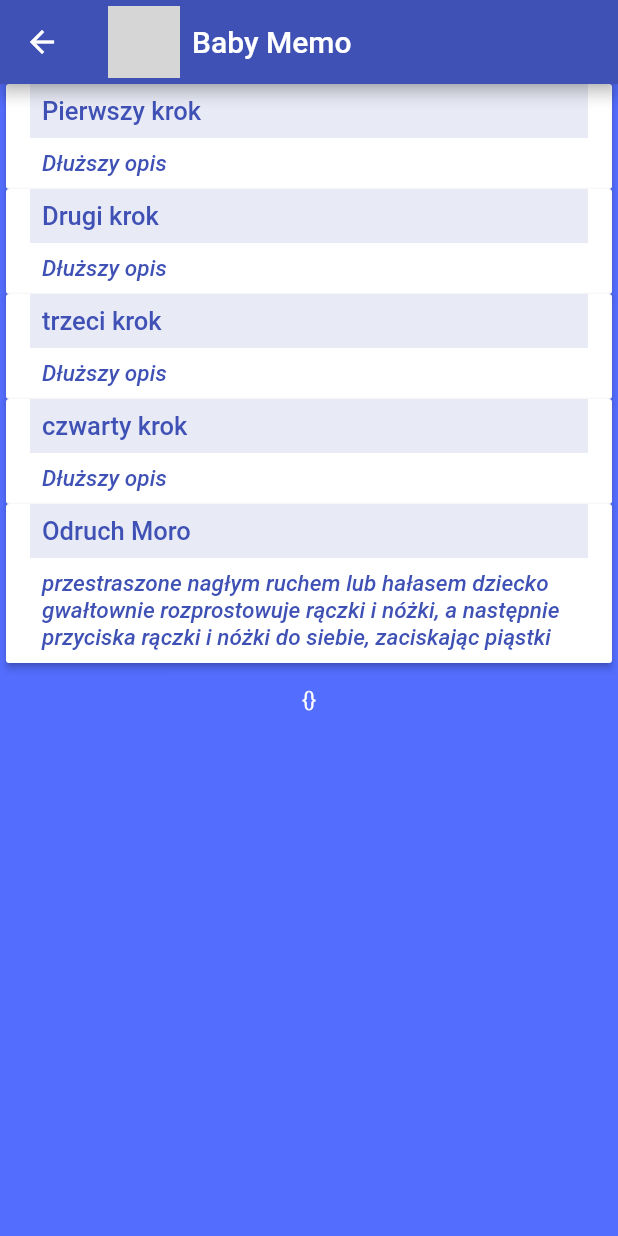
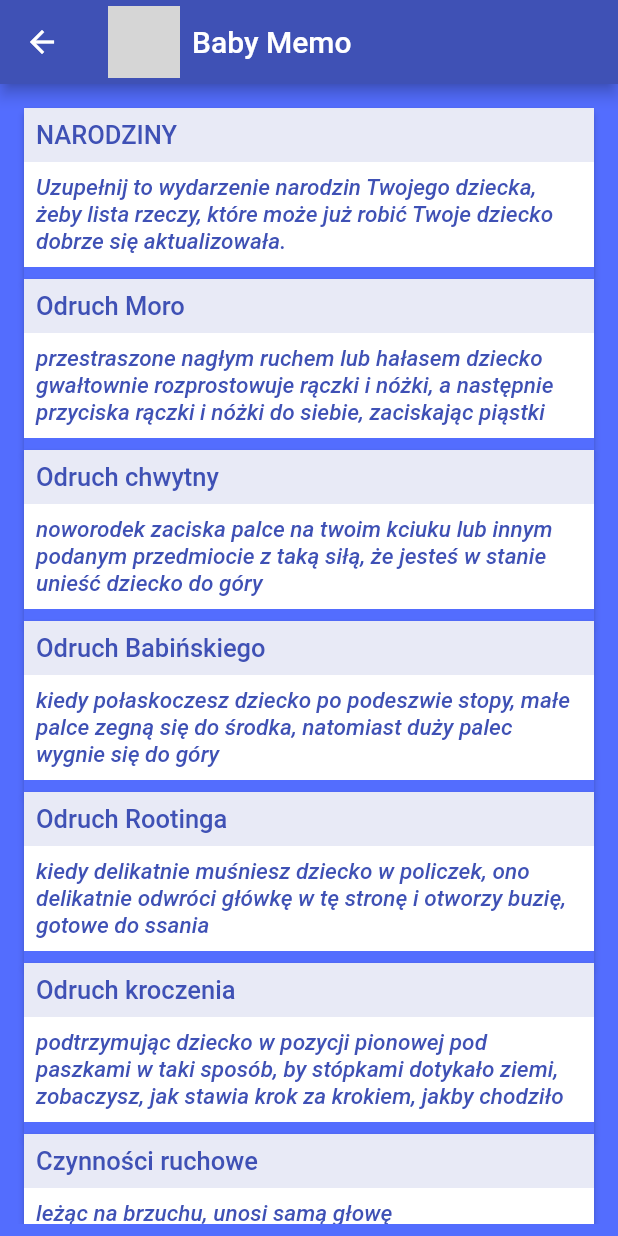
Before and after one commit to egi-megi/BabyMemo, a Flutter app: the ChalangesListPage screen opened directly, on a phone screen of 412 x 824 dp. Run offline on Flutter 3.47's test engine with Material 2 defaults, Android fonts, the light colour scheme and no system bars; our stand-ins replace cached_network_image, flutter_svg, fluttertoast, google_sign_in, image_picker, table_calendar; missing offline and left inert: date_utils, googleapis, kalendar, semaphore; project files that could hold a hidden picture were left out; grey boxes are pictures that could not be loaded.

Commit message:
Design of page with challenges list

```diff
--- a/assets/chalanges.json
+++ b/assets/chalanges.json
@@ -1,4 +1,11 @@
-[{
+[
+  {
+    "id": "1",
+    "text": "NARODZINY",
+    "expected_month" : 0,
+    "longer_description" : "Uzupełnij to wydarzenie narodzin Twojego dziecka, żeby lista rzeczy, które może już robić Twoje dziecko dobrze się aktualizowała."
+  },
+  {
   "id": "1a",
   "text": "Pierwszy krok",
   "expected_month" : 2,
@@ -28,9 +35,41 @@
   {
     "id": "1e",
     "text": "Odruch Moro",
-    "expected_month" : 4,
+    "expected_month" : 1,
     "longer_description" : "przestraszone nagłym ruchem lub hałasem dziecko gwałtownie rozprostowuje rączki i nóżki, a następnie przyciska rączki i nóżki do siebie, zaciskając piąstki"
+  },
+
+
+  {
+    "id": "1f",
+    "text": "Odruch chwytny",
+    "expected_month" : 1,
+    "longer_description" : "noworodek zaciska palce na twoim kciuku lub innym podanym przedmiocie z taką siłą, że jesteś w stanie unieść dziecko do góry"
+  },
+
+  {
+    "id": "1g",
+    "text": "Odruch Babińskiego",
+    "expected_month" : 1,
+    "longer_description" : "kiedy połaskoczesz dziecko po podeszwie stopy, małe palce zegną się do środka, natomiast duży palec wygnie się do góry"
+  },
+  {
+    "id": "1h",
+    "text": "Odruch Rootinga",
+    "expected_month" : 1,
+    "longer_description" : "kiedy delikatnie muśniesz dziecko w policzek, ono delikatnie odwróci główkę w tę stronę i otworzy buzię, gotowe do ssania"
+  },
+  {
+    "id": "1i",
+    "text": "Odruch kroczenia",
+    "expected_month" : 1,
+    "longer_description" : "podtrzymując dziecko w pozycji pionowej pod paszkami w taki sposób, by stópkami dotykało ziemi, zobaczysz, jak stawia krok za krokiem, jakby chodziło"
+  },
+  {
+    "id": "1j",
+    "text": "Czynności ruchowe",
+    "expected_month" : 1,
+    "longer_description" : "leżąc na brzuchu, unosi samą głowę"
   }
 
-
 ]
--- a/lib/pages/list_of_chalanges.dart
+++ b/lib/pages/list_of_chalanges.dart
@@ -25,7 +25,7 @@ import 'package:sharing_codelab/pages/join_trip_page.dart';
 import 'package:sharing_codelab/components/primary_raised_button.dart';
 import 'package:sharing_codelab/components/baby_memo_app_bar.dart';
 import 'package:sharing_codelab/pages/trip_page.dart';
-import 'package:sharing_codelab/pages/single_challange_page.dart';
+import 'package:sharing_codelab/pages/upload_challenge.dart';
 import 'package:sharing_codelab/pages/calendar_3_page.dart';
 import 'package:sharing_codelab/photos_library_api/album.dart';
 import 'package:sharing_codelab/util/to_be_implemented.dart';
@@ -56,41 +56,28 @@ class _CustomizedChalangesListState extends State<ChalangesListPage> {
 
   Widget _buildBody(BuildContext context) {
     return ScopedModelDescendant<PhotosLibraryApiModel>(
-        builder: (context, child, photosLibraryApi) {
+        builder: (context, child, photosLibraryApi)
+    {
       return new Scaffold(
           body: Container(
-          padding: EdgeInsets.symmetric(horizontal: 4),
-          child: Column(
-            children: <Widget>[
-              /*Expanded(
-                      child: Kalendar(
-                        selectedDates: _selectedDates,
-                        markedDates: _events,
-                        dayTileMargin: 1,
-                        dayTileBuilder: (DayProps props) {
-                          return CustomDayTile(props);
-                        },
-                        onTap: (DateTime dateTime, bool isSelected) {
-                          debugPrint(dateTime.toIso8601String());
-                          debugPrint('$isSelected');
-                          setState(() {
-                            _selectedDates.clear();
-                            _selectedDates.add(formatDate(dateTime));
-                          });
-                        },
-                      ),
-                    ),*/
-
-              Wrap(
-                alignment: WrapAlignment.center,
-                spacing: 16,
+              padding: EdgeInsets.symmetric(horizontal: 8, vertical: 8),
+              child: ListView(
+                //alignment: WrapAlignment.center,
+                //spacing: 16,
+                padding: const EdgeInsets.all(8),
+                shrinkWrap: true,
                 children: photosLibraryApi.mChallanges
                     .getUnHappened()
-                    .map((x) => ButtonTheme(
-                        minWidth: MediaQuery.of(context).size.width,
+                    .map((x) =>
+                    ButtonTheme(
+                        minWidth: MediaQuery
+                            .of(context)
+                            .size
+                            .width,
                         //height: 100.0,
-                        buttonColor: Colors.white,
+                        buttonColor: Colors.indigo,
                         child: RaisedButton(
+                          padding: EdgeInsets.all(0),
                           child: Column(
                               children: [
                                 SizedBox(
@@ -110,6 +97,7 @@ class _CustomizedChalangesListState extends State<ChalangesListPage> {
                                 SizedBox(
                                   width: double.infinity,
                                   child: Container(
+                                    color: Colors.white,
                                     padding: new EdgeInsets.all(8.0),
                                     child: new Text(
                                       x.longerDescription,
@@ -122,12 +110,21 @@ class _CustomizedChalangesListState extends State<ChalangesListPage> {
                                     ),
                                   ),
                                 ),
+                                SizedBox(
+                                  width: double.infinity,
+                                  height: 8,
+                                  child: Container(
+                                    color: Colors.indigoAccent,
+                                    padding: new EdgeInsets.all(8.0),
+                                  ),
+                                ),
                               ]),
-                          onPressed: () => Navigator.push(
+                          onPressed: () =>
+                              Navigator.push(
                                 context,
                                 MaterialPageRoute(
                                   builder: (BuildContext context) =>
-                                  SingleChallengePage(
+                                      UploadChallengePage(
                                         challenge: x,
                                         searchResponse:
                                         photosLibraryApi.searchMediaItems(),
@@ -136,104 +133,12 @@ class _CustomizedChalangesListState extends State<ChalangesListPage> {
                               ),
                         )))
                     .toList(),
-                /*  <Widget>[RaisedButton(
-                onPressed: () {
-                  _selectedDates.forEach((date) {
-                    if (_events[date] == null) {
-                      _events[date] = [];
+
+              )
+          )
+      );
     }
-                    debugPrint('pressed me');
-                    _events[date].add(apiModel.mIssues.idToIssueMap.values.first.text);
-                  });
-
-                  setState(() {});
-                },
-                child: Text(apiModel.mIssues.idToIssueMap.values.first.text),
-              ),
-              RaisedButton(
-                onPressed: () {
-                  _selectedDates.forEach((date) {
-                    if (_events[date] == null) {
-                      _events[date] = [];
-                    }
-
-                    _events[date].add('Wedding');
-                  });
-
-                  setState(() {});
-                },
-                child: Text('Wedding'),
-              ),
-              RaisedButton(
-                onPressed: () {
-                  _selectedDates.forEach((date) {
-                    if (_events[date] == null) {
-                      _events[date] = [];
-                    }
-
-                    _events[date].add('Dentist');
-                  });
-
-                  setState(() {});
-                },
-                child: Text('Dentist'),
-              ),
-              RaisedButton(
-                onPressed: () {
-                  _selectedDates.forEach((date) {
-                    if (_events[date] == null) {
-                      _events[date] = [];
-                    }
-
-                    _events[date].add('Interview');
-                  });
-
-                  setState(() {});
-                },
-                child: Text('Interview'),
-              ),
-              RaisedButton(
-                onPressed: () {
-                  _selectedDates.forEach((date) {
-                    if (_events[date] == null) {
-                      _events[date] = [];
-                    }
-
-                    _events[date].add('Blackday');
-                  });
-
-                  setState(() {});
-                },
-                child: Text('Blackday'),
-              ),
-              RaisedButton(
-                onPressed: () {
-                  _selectedDates.forEach((date) {
-                    if (_events[date] == null) {
-                      _events[date] = [];
-                    }
-
-                    _events[date].add('Holiday');
-                  });
-
-                  setState(() {});
-                },
-                child: Text('Holiday'),
-              ),
-            ],*/
-              ),
-              Center(
-                child: Padding(
-                  padding:
-                      const EdgeInsets.symmetric(vertical: 16, horizontal: 16),
-                  child: Text(_selectedDates.toString()),
-                ),
-              )
-            ],
-          ),
-        ),
     );
-    });
   }
 
   void _showSignInError(BuildContext context) {
```
Also changed, not shown: lib/pages/upload_challenge.dart (added, +464 -0 lines). Lines whose indentation alone changed are shown as unchanged.
